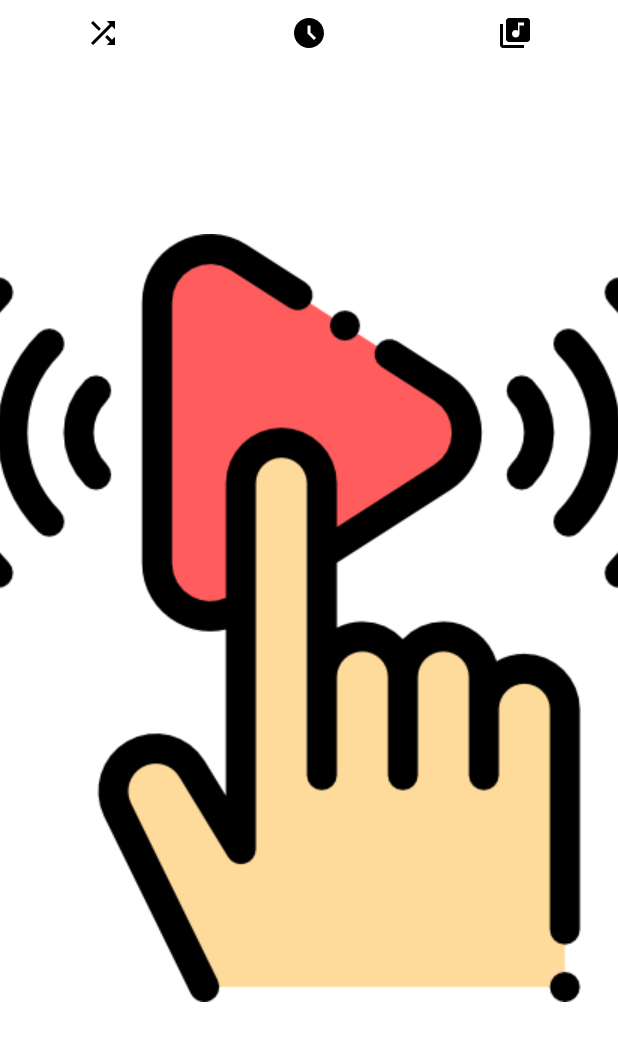
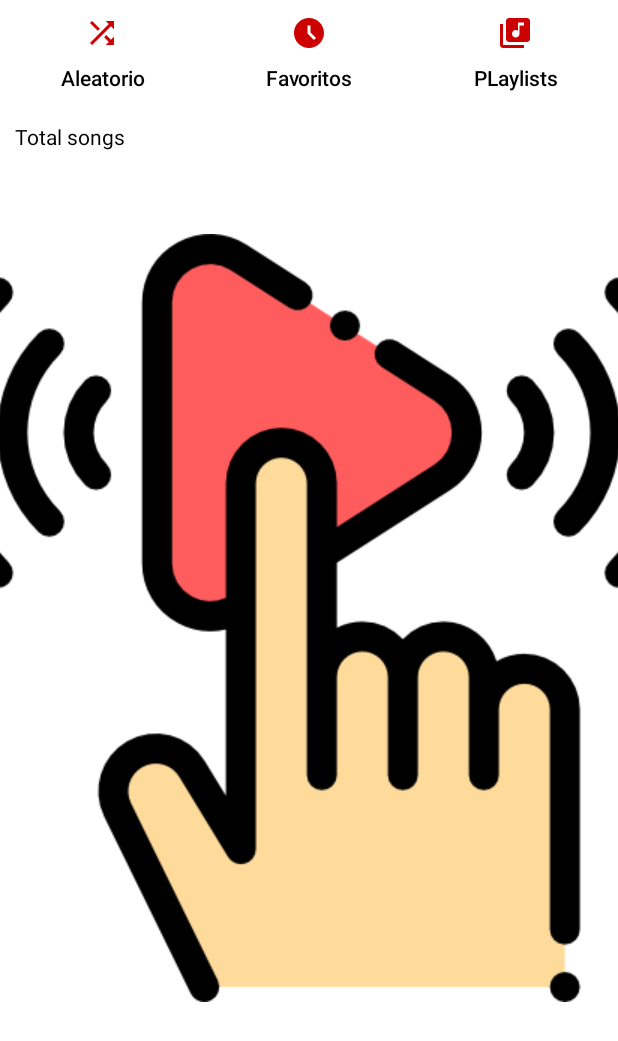
Before and after one commit to JosueDurand96/Music-Player-JD, an Android app: the screen it shows after launch (MainActivity), on a phone screen of 412 x 824 dp. Shown: the top 1041 px of the screen. Run offline under Robolectric (Android 15) with nearby library versions, the phone set to English and light mode, and no system bars.

Commit message:
continue design main activity

```diff
--- a/app/src/main/res/drawable/favorite_icon.xml
+++ b/app/src/main/res/drawable/favorite_icon.xml
@@ -1,5 +1,11 @@
-<vector xmlns:android="http://schemas.android.com/apk/res/android" android:height="24dp" android:tint="#000000" android:viewportHeight="24" android:viewportWidth="24" android:width="24dp">
+<vector xmlns:android="http://schemas.android.com/apk/res/android"
+    android:width="24dp"
+    android:height="24dp"
+    android:viewportWidth="24"
+    android:viewportHeight="24">
 
-    <path android:fillColor="@android:color/white" android:pathData="M11.99,2C6.47,2 2,6.48 2,12s4.47,10 9.99,10C17.52,22 22,17.52 22,12S17.52,2 11.99,2zM15.29,16.71L11,12.41V7h2v4.59l3.71,3.71L15.29,16.71z"/>
+    <path
+        android:fillColor="@android:color/holo_red_dark"
+        android:pathData="M11.99,2C6.47,2 2,6.48 2,12s4.47,10 9.99,10C17.52,22 22,17.52 22,12S17.52,2 11.99,2zM15.29,16.71L11,12.41V7h2v4.59l3.71,3.71L15.29,16.71z" />
 
 </vector>
--- a/app/src/main/res/drawable/playlist_icon.xml
+++ b/app/src/main/res/drawable/playlist_icon.xml
@@ -1,5 +1,11 @@
-<vector xmlns:android="http://schemas.android.com/apk/res/android" android:height="24dp" android:tint="#000000" android:viewportHeight="24" android:viewportWidth="24" android:width="24dp">
+<vector xmlns:android="http://schemas.android.com/apk/res/android"
+    android:width="24dp"
+    android:height="24dp"
+    android:viewportWidth="24"
+    android:viewportHeight="24">
 
-    <path android:fillColor="@android:color/white" android:pathData="M20,2L8,2c-1.1,0 -2,0.9 -2,2v12c0,1.1 0.9,2 2,2h12c1.1,0 2,-0.9 2,-2L22,4c0,-1.1 -0.9,-2 -2,-2zM18,7h-3v5.5c0,1.38 -1.12,2.5 -2.5,2.5S10,13.88 10,12.5s1.12,-2.5 2.5,-2.5c0.57,0 1.08,0.19 1.5,0.51L14,5h4v2zM4,6L2,6v14c0,1.1 0.9,2 2,2h14v-2L4,20L4,6z"/>
+    <path
+        android:fillColor="@android:color/holo_red_dark"
+        android:pathData="M20,2L8,2c-1.1,0 -2,0.9 -2,2v12c0,1.1 0.9,2 2,2h12c1.1,0 2,-0.9 2,-2L22,4c0,-1.1 -0.9,-2 -2,-2zM18,7h-3v5.5c0,1.38 -1.12,2.5 -2.5,2.5S10,13.88 10,12.5s1.12,-2.5 2.5,-2.5c0.57,0 1.08,0.19 1.5,0.51L14,5h4v2zM4,6L2,6v14c0,1.1 0.9,2 2,2h14v-2L4,20L4,6z" />
 
 </vector>
--- a/app/src/main/res/drawable/shuffle_icon.xml
+++ b/app/src/main/res/drawable/shuffle_icon.xml
@@ -1,5 +1,11 @@
-<vector xmlns:android="http://schemas.android.com/apk/res/android" android:height="24dp" android:tint="#000000" android:viewportHeight="24" android:viewportWidth="24" android:width="24dp">
+<vector xmlns:android="http://schemas.android.com/apk/res/android"
+    android:width="24dp"
+    android:height="24dp"
+    android:viewportWidth="24"
+    android:viewportHeight="24">
 
-    <path android:fillColor="@android:color/white" android:pathData="M10.59,9.17L5.41,4 4,5.41l5.17,5.17 1.42,-1.41zM14.5,4l2.04,2.04L4,18.59 5.41,20 17.96,7.46 20,9.5L20,4h-5.5zM14.83,13.41l-1.41,1.41 3.13,3.13L14.5,20L20,20v-5.5l-2.04,2.04 -3.13,-3.13z"/>
+    <path
+        android:fillColor="@android:color/holo_red_dark"
+        android:pathData="M10.59,9.17L5.41,4 4,5.41l5.17,5.17 1.42,-1.41zM14.5,4l2.04,2.04L4,18.59 5.41,20 17.96,7.46 20,9.5L20,4h-5.5zM14.83,13.41l-1.41,1.41 3.13,3.13L14.5,20L20,20v-5.5l-2.04,2.04 -3.13,-3.13z" />
 
 </vector>
--- a/app/src/main/res/layout/activity_main.xml
+++ b/app/src/main/res/layout/activity_main.xml
@@ -20,34 +20,53 @@
 
         <LinearLayout
             android:layout_width="match_parent"
-            android:layout_height="100dp"
+            android:layout_height="wrap_content"
             android:orientation="horizontal">
 
             <Button
+                style="@style/Widget.AppCompat.Button.Borderless"
                 android:layout_width="wrap_content"
                 android:layout_height="match_parent"
                 android:layout_weight="1"
                 android:contentDescription="@string/shuffle_btn"
                 android:drawableTop="@drawable/shuffle_icon"
-                style="@style/Widget.AppCompat.Button.Borderless"/>
+                android:text="@string/shuffle_btn"
+                android:textAllCaps="false"
+                android:textColor="@color/black" />
 
             <Button
+                style="@style/Widget.AppCompat.Button.Borderless"
                 android:layout_width="wrap_content"
                 android:layout_height="match_parent"
                 android:layout_weight="1"
                 android:contentDescription="@string/favorites_btn"
                 android:drawableTop="@drawable/favorite_icon"
-                style="@style/Widget.AppCompat.Button.Borderless"/>
+                android:text="@string/favorites_btn"
+                android:textAllCaps="false"
+                android:textColor="@color/black" />
 
             <Button
+                style="@style/Widget.AppCompat.Button.Borderless"
                 android:layout_width="wrap_content"
                 android:layout_height="match_parent"
                 android:layout_weight="1"
                 android:contentDescription="@string/playlist_btn"
                 android:drawableTop="@drawable/playlist_icon"
-                style="@style/Widget.AppCompat.Button.Borderless"/>
+                android:text="@string/playlist_btn"
+                android:textAllCaps="false"
+                android:textColor="@color/black" />
+        </LinearLayout>
 
-        </LinearLayout>
+        <TextView
+            android:layout_width="match_parent"
+            android:layout_height="wrap_content"
+            android:text="@string/total_songs"
+            android:textColor="@color/black"
+            android:layout_margin="10dp"/>
+
+        <androidx.recyclerview.widget.RecyclerView
+            android:layout_width="match_parent"
+            android:layout_height="match_parent"/>
 
     </LinearLayout>
 
--- a/app/src/main/res/values/strings.xml
+++ b/app/src/main/res/values/strings.xml
@@ -3,4 +3,5 @@
     <string name="shuffle_btn">Aleatorio</string>
     <string name="favorites_btn">Favoritos</string>
     <string name="playlist_btn">PLaylists</string>
+    <string name="total_songs">Total songs</string>
 </resources>
```
